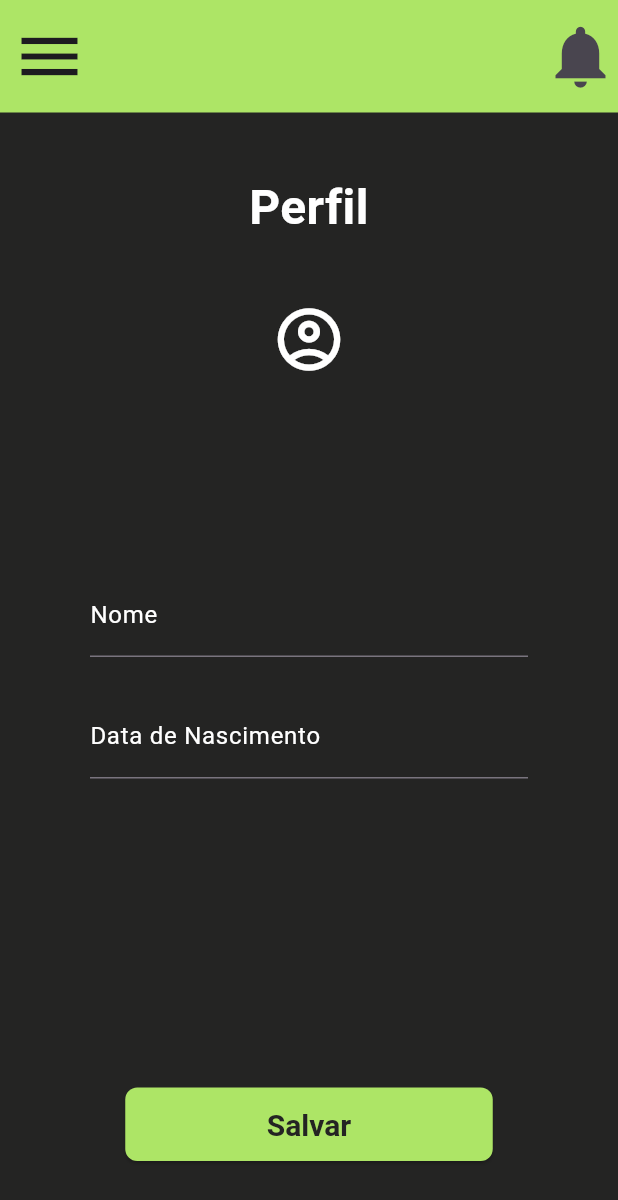
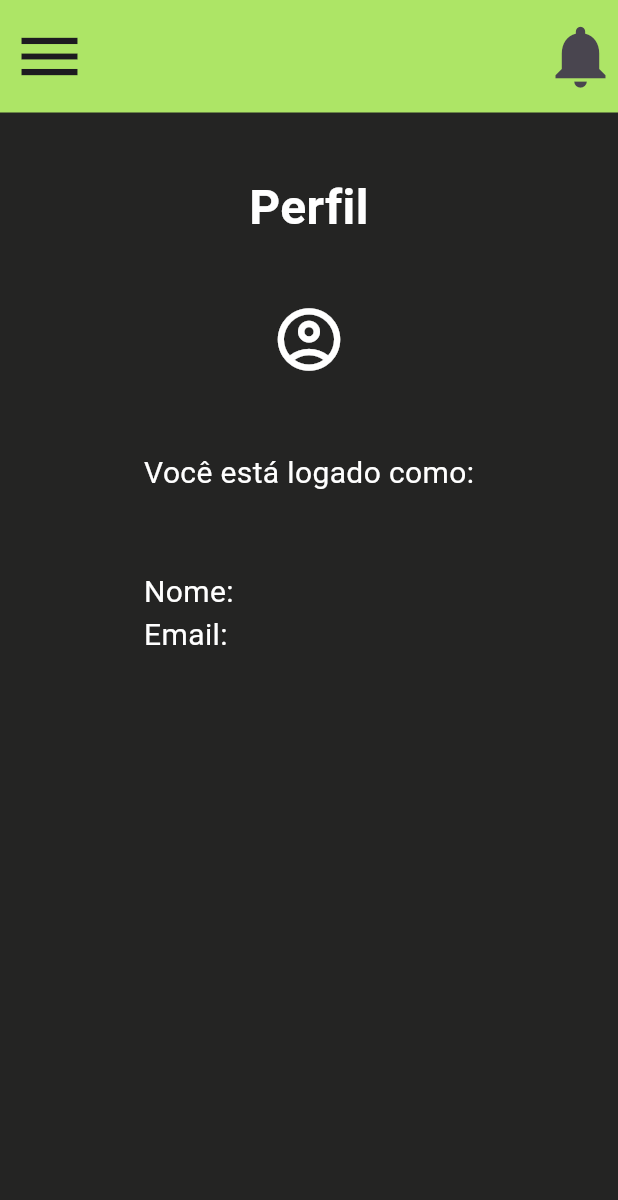
Before and after one commit to LuisFernandoPBPereira/EZReminder, a Flutter app: the CriarLembrete screen opened directly, after a tap on the "menu" icon, after a tap on "Perfil", on a phone screen of 412 x 824 dp. Shown: the top 1200 px of the screen. Run offline on Flutter 3.47's test engine with Material 3 defaults, Android fonts, the phone set to English and light mode, and no system bars; our stand-ins replace cloud_firestore, firebase_auth, firebase_core, flutter_colorpicker, flutter_local_notifications, flutter_timezone and 1 more; accounts and stored records are empty; generated files the repository leaves out were written again; network calls fail.

```diff
--- /dev/null
+++ b/devtools_options.yaml
@@ -0,0 +1,3 @@
+description: This file stores settings for Dart & Flutter DevTools.
+documentation: https://docs.flutter.dev/tools/devtools/extensions#configure-extension-enablement-states
+extensions:
--- a/lib/components/card_lembrete.dart
+++ b/lib/components/card_lembrete.dart
@@ -1,4 +1,5 @@
 import 'package:ez_reminder/global/ezreminder_colors.dart';
+import 'package:ez_reminder/utils/time_parser.dart';
 import 'package:flutter/material.dart';
 
 class CardLembrete extends StatelessWidget {
@@ -27,6 +28,9 @@ class CardLembrete extends StatelessWidget {
 
   @override
   Widget build(BuildContext context) {
+    var horaTimeOfDay = parseTimeOfDay(hora);
+    String horaCard = formatTimeOfDay(horaTimeOfDay);
+
     return Container(
       margin: const EdgeInsets.fromLTRB(40, 25, 40, 25),
       child: SizedBox(
@@ -71,7 +75,7 @@ class CardLembrete extends StatelessWidget {
                   ),
                 ),
                 Text(
-                  "Data e hora: ${DateTime.parse(data).day}/${DateTime.parse(data).month}/${DateTime.parse(data).year} - $hora",
+                  "Data e hora: ${DateTime.parse(data).day}/${DateTime.parse(data).month}/${DateTime.parse(data).year} - $horaCard",
                   style: TextStyle(
                     color: Color(EzreminderColors.backgroundPreto),
                   ),
--- a/lib/models/lembrete_model.dart
+++ b/lib/models/lembrete_model.dart
@@ -1,5 +1,3 @@
-import 'package:flutter/material.dart';
-
 class LembreteModel {
   String id;
   String nome;
--- a/lib/screens/login.dart
+++ b/lib/screens/login.dart
@@ -119,7 +119,7 @@ class _LoginState extends State<Login> {
         .logarUsuario(email: _email.text, senha: _senha.text)
         .then((String? erro) {
       if (erro != null) {
-        mostrarSnackBar(context: context, texto: erro);
+        mostrarSnackBar(context: context, texto: "Email ou senha incorretos");
       } else {
         if (mounted) {
           Navigator.push(
--- a/lib/screens/perfil.dart
+++ b/lib/screens/perfil.dart
@@ -1,12 +1,13 @@
 import 'package:ez_reminder/components/app_layout.dart';
-import 'package:ez_reminder/components/custom_button.dart';
 import 'package:ez_reminder/components/titulo.dart';
 import 'package:ez_reminder/global/ezreminder_colors.dart';
+import 'package:ez_reminder/services/usuario_service.dart';
 import 'package:flutter/material.dart';
 
 class Perfil extends StatelessWidget {
-  TextEditingController nomeUsuario = TextEditingController();
-  TextEditingController dataNascimento = TextEditingController();
+  Perfil({super.key});
+
+  final usuario = UsuarioService().getUsuario();
 
   @override
   Widget build(BuildContext context) {
@@ -14,7 +15,7 @@ class Perfil extends StatelessWidget {
         content: SafeArea(
             child: Center(
       child: Column(
-        mainAxisAlignment: MainAxisAlignment.spaceBetween,
+        mainAxisAlignment: MainAxisAlignment.start,
         children: [
           Column(
             children: [
@@ -27,46 +28,31 @@ class Perfil extends StatelessWidget {
             ],
           ),
           Column(
+            crossAxisAlignment: CrossAxisAlignment.start,
             children: [
               Container(
-                margin: const EdgeInsets.only(bottom: 25),
-                child: Padding(
-                  padding:
-                      const EdgeInsets.symmetric(horizontal: 60.0, vertical: 0),
-                  child: TextField(
-                    controller: nomeUsuario,
-                    decoration: InputDecoration(
-                      labelStyle:
-                          TextStyle(color: Color(EzreminderColors.branco)),
-                      labelText: "Nome",
-                      border: const UnderlineInputBorder(),
-                    ),
-                    style: const TextStyle(color: Color(0xFFFFFFFF)),
-                  ),
-                ),
-              ),
+                  margin: const EdgeInsets.only(top: 50),
+                  child: Text("Você está logado como:",
+                      style: TextStyle(
+                          color: Color(
+                            EzreminderColors.branco,
+                          ),
+                          fontSize: 20))),
               Container(
-                margin: const EdgeInsets.only(bottom: 25),
-                child: Padding(
-                  padding:
-                      const EdgeInsets.symmetric(horizontal: 60.0, vertical: 0),
-                  child: TextField(
-                    controller: dataNascimento,
-                    decoration: InputDecoration(
-                      labelStyle:
-                          TextStyle(color: Color(EzreminderColors.branco)),
-                      labelText: "Data de Nascimento",
-                      border: const UnderlineInputBorder(),
-                    ),
-                    style: const TextStyle(color: Color(0xFFFFFFFF)),
-                  ),
-                ),
-              ),
+                  margin: const EdgeInsets.only(top: 50),
+                  child: Text("Nome: ${usuario!.displayName!}",
+                      style: TextStyle(
+                          color: Color(
+                            EzreminderColors.branco,
+                          ),
+                          fontSize: 20))),
+              Text(
+                "Email: ${usuario!.email!}",
+                style: TextStyle(
+                    color: Color(EzreminderColors.branco), fontSize: 20),
+              )
             ],
-          ),
-          Container(
-              margin: const EdgeInsets.symmetric(horizontal: 0, vertical: 50),
-              child: CustomButton(label: "Salvar", onPressed: () {}))
+          )
         ],
       ),
     )));
--- /dev/null
+++ b/lib/services/usuario_service.dart
@@ -0,0 +1,7 @@
+import 'package:firebase_auth/firebase_auth.dart';
+
+class UsuarioService {
+  User? getUsuario() {
+    return FirebaseAuth.instance.currentUser;
+  }
+}
```
Also changed, not shown: lib/screens/cadastro.dart (+49 -4 lines), lib/screens/criar_lembrete.dart (+41 -4 lines), lib/screens/editar_lembrete.dart (+38 -1 lines), lib/screens/home.dart (+6 -6 lines), lib/screens/planos.dart (+0 -16 lines), lib/utils/time_parser.dart (+13 -0 lines).
